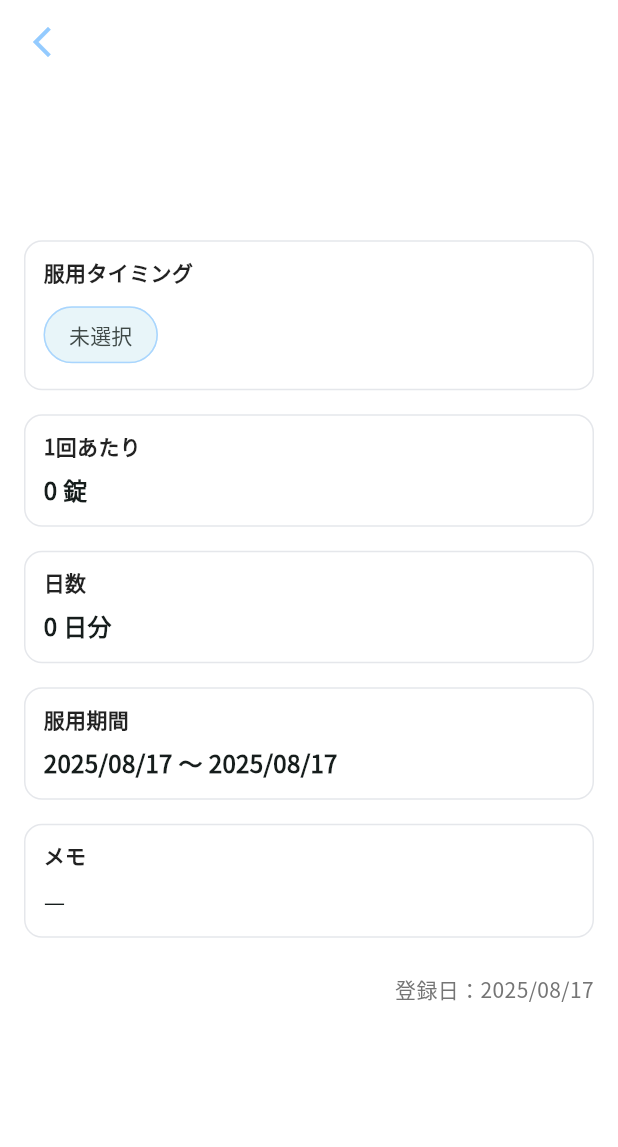
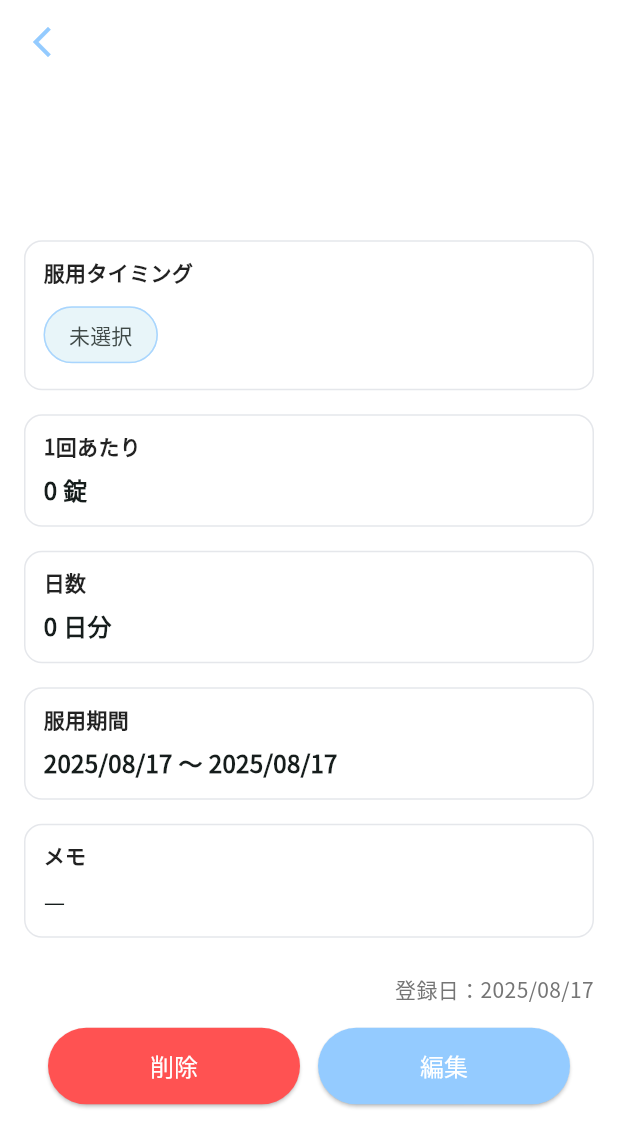
Before and after one commit to oiM-o/medicine_reminder, a Flutter app: the MedicineDetailScreen screen opened directly with empty values, on a phone screen of 412 x 824 dp. Shown: the top 1147 px of the screen. Run offline on Flutter 3.47's test engine with Material 3 defaults, Android fonts, the phone set to English and light mode, and no system bars; our stand-ins replace camera, flutter_svg, fluttertoast, sqflite; missing offline and left inert: google_mlkit_text_recognition; accounts and stored records are empty.

Commit message:
薬の削除機能の追加

```diff
--- a/lib/ui/screen/medicine_detail_screen.dart
+++ b/lib/ui/screen/medicine_detail_screen.dart
@@ -1,6 +1,8 @@
 import 'package:flutter/material.dart';
+import 'package:fluttertoast/fluttertoast.dart';
+import '../../data/app_database.dart';
 import '../../data/models/medicine.dart';
-
+import '../dialog/delete_dialog.dart';
 
 class MedicineDetailScreen extends StatelessWidget {
   const MedicineDetailScreen({super.key, required this.medicine});
@@ -10,6 +12,20 @@ class MedicineDetailScreen extends StatelessWidget {
 
   String _ymd(DateTime d) =>
       '${d.year}/${d.month.toString().padLeft(2, '0')}/${d.day.toString().padLeft(2, '0')}';
+
+  Future<void> _showDeleteDialog(BuildContext context) async {
+    final ok = await showDeleteDialog(
+      context,
+      name: medicine.name,
+    );
+    if (ok == true) {
+      if (medicine.id != null) {
+        await AppDatabase.instance.deleteMedicine(medicine.id!);
+        Fluttertoast.showToast(msg: '削除しました');
+      }
+      Navigator.of(context).pop(true); // 呼び出し元(Home等)へ「削除済み」を返す
+    }
+  }
 
   @override
   Widget build(BuildContext context) {
@@ -93,6 +109,45 @@ class MedicineDetailScreen extends StatelessWidget {
             style: TextStyle(color: Colors.grey.shade600),
             textAlign: TextAlign.right,
           ),
+
+          Padding(
+            padding: const EdgeInsets.all(16),
+            child: Row(
+              children: [
+                Expanded(
+                  child: ElevatedButton(
+                    style: ElevatedButton.styleFrom(
+                      backgroundColor: Colors.redAccent,
+                      padding: const EdgeInsets.symmetric(vertical: 14),
+                    ),
+                    onPressed: () {
+                      _showDeleteDialog(context);
+                    },
+                    child: const Text(
+                      "削除",
+                      style: TextStyle(color: Colors.white, fontSize: 16),
+                    ),
+                  ),
+                ),
+                const SizedBox(width: 12),
+                Expanded(
+                  child: ElevatedButton(
+                    style: ElevatedButton.styleFrom(
+                      backgroundColor: _blue,
+                      padding: const EdgeInsets.symmetric(vertical: 14),
+                    ),
+                    onPressed: () {
+                      // TODO: 編集画面へ遷移処理
+                    },
+                    child: const Text(
+                      "編集",
+                      style: TextStyle(color: Colors.white, fontSize: 16),
+                    ),
+                  ),
+                ),
+              ],
+            ),
+          ),
         ],
       ),
     );
```
Also changed, not shown: lib/ui/dialog/delete_dialog.dart (added, +55 -0 lines).
